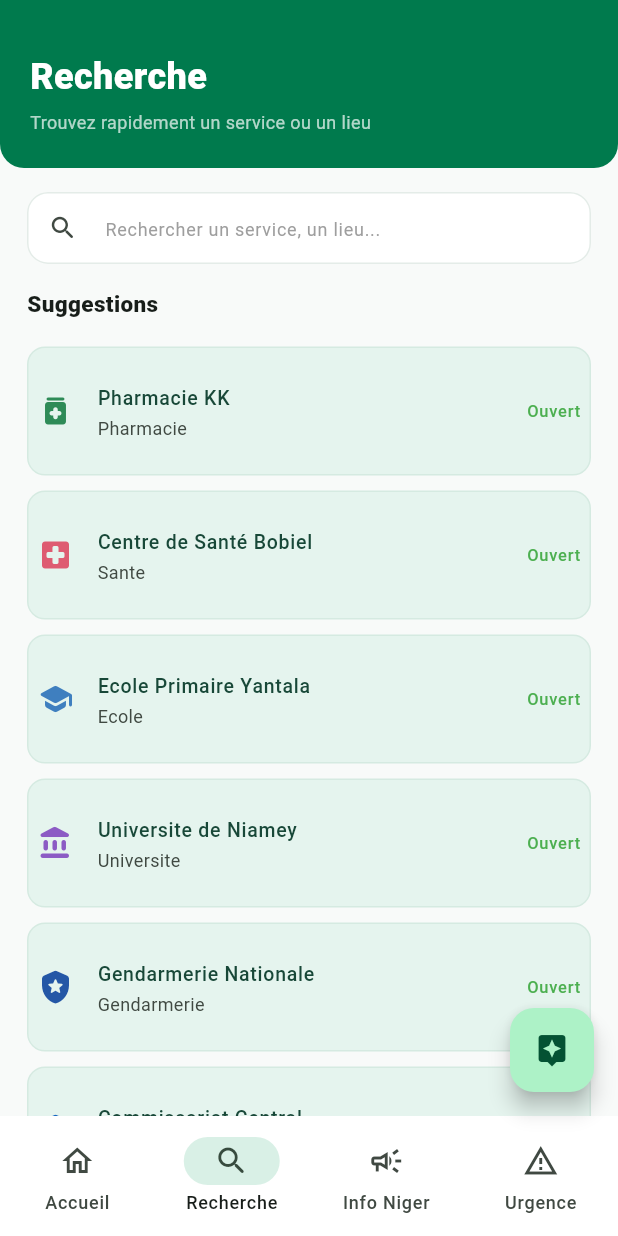
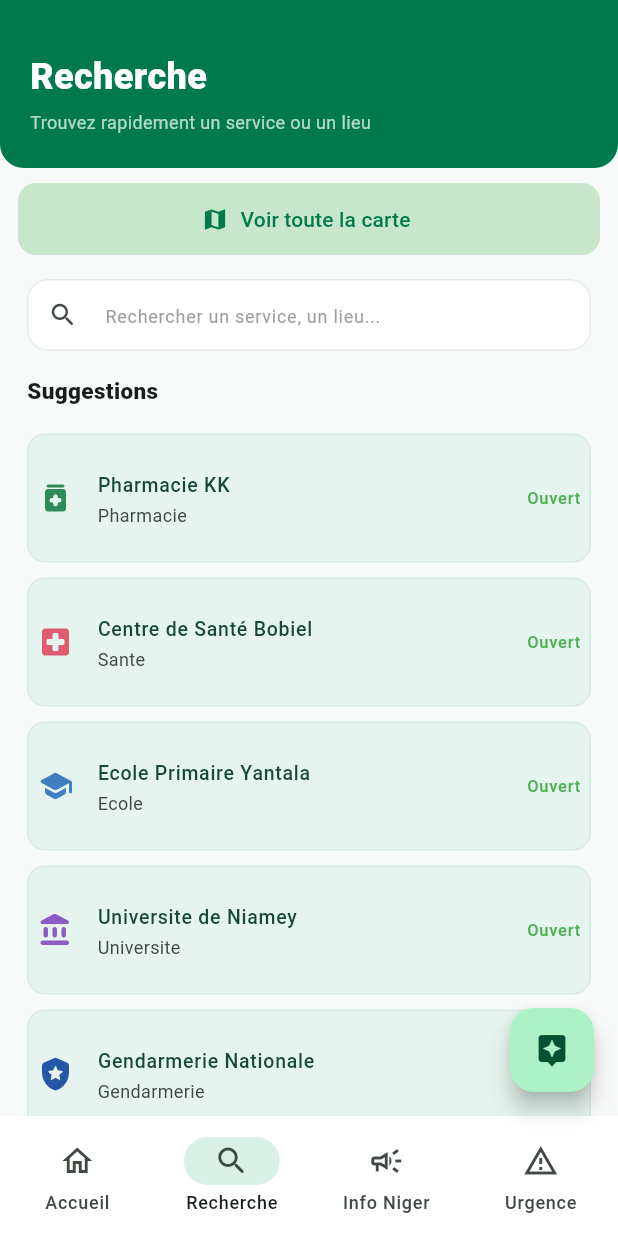
Before and after one commit to Epiphane-code/NigerLink_App, a Flutter app: the screen it shows once a user with an empty profile is signed in, item 2 of the bottom bar chosen, on a phone screen of 412 x 824 dp. Run offline on Flutter 3.47's test engine with Material 3 defaults, Android fonts, the phone set to English and light mode, and no system bars; our stand-ins replace firebase_auth, firebase_core, flutter_map, geocoding, geolocator, latlong2 and 1 more; accounts and stored records are empty.

Commit message:
premier commit

```diff
--- a/lib/models/coordonnee.dart
+++ b/lib/models/coordonnee.dart
@@ -1,12 +1,14 @@
 class CoordonneeLatLnt {
   final int idVal;
   final int addressIdVal;
+  final String addressNomVal;
   final int nomId;
   final String latitude;
   final String longitude;
   CoordonneeLatLnt({
     required this.idVal,
     required this.addressIdVal,
+    required this.addressNomVal,
     required this.nomId,
     required this.latitude,
     required this.longitude,
@@ -15,6 +17,7 @@ class CoordonneeLatLnt {
     return CoordonneeLatLnt(
       idVal: map['idVal'],
       addressIdVal: map['addressIdVal'],
+      addressNomVal: map['addressNomVal'],
       nomId: map['nomId'],
       latitude: map['latitude'],
       longitude: map['longitude'],
@@ -24,6 +27,7 @@ class CoordonneeLatLnt {
   Map<String, dynamic> toMap(){
     return {
       'addressIdVal': addressIdVal,
+      'addressNomVal': addressNomVal,
       'nomId': nomId,
       'latitude': latitude,
       'longitude': longitude
--- a/lib/repositories/coordonnees_repositorie.dart
+++ b/lib/repositories/coordonnees_repositorie.dart
@@ -2,6 +2,7 @@ List<Map<String, dynamic>> coordonnees = [
   {
     'idVal': 1,
     'addressIdVal': 1,
+    'addressNomVal': 'Pharmacie KK',
     'nomId': 1,
     'latitude': '13.56195',
     'longitude': '2.06507',
@@ -9,6 +10,8 @@ List<Map<String, dynamic>> coordonnees = [
   {
     'idVal': 2,
     'addressIdVal': 2,
+    'addressNomVal': 'Centre de Santé Bobiel',
+
     'nomId': 2,
 
     'latitude': '13.54321',
@@ -17,6 +20,7 @@ List<Map<String, dynamic>> coordonnees = [
   {
     'idVal': 3,
     'addressIdVal': 3,
+     'addressNomVal': 'Ecole Primaire Yantala',
     'nomId': 3,
 
     'latitude': '13.52845',
@@ -25,6 +29,7 @@ List<Map<String, dynamic>> coordonnees = [
   {
     'idVal': 4,
     'addressIdVal': 4,
+     'addressNomVal': 'Universite de Niamey',
     'nomId': 4,
 
     'latitude': '13.49231',
@@ -33,6 +38,7 @@ List<Map<String, dynamic>> coordonnees = [
   {
     'idVal': 5,
     'addressIdVal': 5,
+     'addressNomVal':'Gendarmerie Nationale',
     'nomId': 5,
 
     'latitude': '13.51432',
@@ -41,6 +47,7 @@ List<Map<String, dynamic>> coordonnees = [
   {
     'idVal': 6,
     'addressIdVal': 6,
+     'addressNomVal': 'Commissariat Central',
     'nomId': 6,
 
     'latitude': '13.51987',
@@ -49,6 +56,7 @@ List<Map<String, dynamic>> coordonnees = [
   {
     'idVal': 7,
     'addressIdVal': 7,
+     'addressNomVal':'Mairie Centrale de Niamey',
     'nomId': 7,
 
     'latitude': '13.51234',
@@ -57,6 +65,7 @@ List<Map<String, dynamic>> coordonnees = [
   {
     'idVal': 8,
     'addressIdVal': 8,
+     'addressNomVal':  'Banque Nationale',
     'nomId': 8,
 
     'latitude': '13.55321',
@@ -65,6 +74,7 @@ List<Map<String, dynamic>> coordonnees = [
   {
     'idVal': 9,
     'addressIdVal': 9,
+     'addressNomVal':'Hotel Sahel',
     'nomId': 9,
 
     'latitude': '13.50012',
@@ -73,6 +83,7 @@ List<Map<String, dynamic>> coordonnees = [
   {
     'idVal': 10,
     'addressIdVal': 10,
+     'addressNomVal': 'Restaurant La Palmeraie',
     'nomId': 10,
 
     'latitude': '13.48876',
@@ -81,6 +92,7 @@ List<Map<String, dynamic>> coordonnees = [
   {
     'idVal': 11,
     'addressIdVal': 11,
+     'addressNomVal': 'Grand Marche de Zinder',
     'nomId': 11,
 
     'latitude': '13.80654',
@@ -89,6 +101,7 @@ List<Map<String, dynamic>> coordonnees = [
   {
     'idVal': 12,
     'addressIdVal': 12,
+     'addressNomVal':  'Caserne des Sapeurs-Pompiers',
     'nomId': 12,
 
     'latitude': '13.81234',
@@ -97,6 +110,7 @@ List<Map<String, dynamic>> coordonnees = [
   {
     'idVal': 13,
     'addressIdVal': 13,
+     'addressNomVal': 'Centre des Impots',
     'nomId': 13,
 
     'latitude': '14.88876',
@@ -105,6 +119,7 @@ List<Map<String, dynamic>> coordonnees = [
   {
     'idVal': 14,
     'addressIdVal': 14,
+     'addressNomVal': 'Justice',
     'nomId': 14,
 
     'latitude': '14.89543',
@@ -113,6 +128,7 @@ List<Map<String, dynamic>> coordonnees = [
   {
     'idVal': 15,
     'addressIdVal': 15,
+     'addressNomVal':'Orphelinat La Joie',
     'nomId': 15,
 
     'latitude': '13.04987',
@@ -121,6 +137,7 @@ List<Map<String, dynamic>> coordonnees = [
   {
     'idVal': 16,
     'addressIdVal': 16,
+     'addressNomVal': 'Grande Mosquee dAgadez',
     'nomId': 16,
 
     'latitude': '16.97321',
@@ -129,6 +146,7 @@ List<Map<String, dynamic>> coordonnees = [
   {
     'idVal': 17,
     'addressIdVal': 17,
+     'addressNomVal': 'Eglise de Diffa',
     'nomId': 17,
 
     'latitude': '13.31543',
@@ -137,6 +155,7 @@ List<Map<String, dynamic>> coordonnees = [
   {
     'idVal': 18,
     'addressIdVal': 18,
+     'addressNomVal': 'Autogare de Tillaberi',
     'nomId': 18,
 
     'latitude': '13.72876',
@@ -145,6 +164,7 @@ List<Map<String, dynamic>> coordonnees = [
   {
     'idVal': 19,
     'addressIdVal': 19,
+     'addressNomVal': 'Espace Public',
     'nomId': 19,
     'latitude': '11.88432',
     'longitude': '3.44654',
@@ -152,6 +172,7 @@ List<Map<String, dynamic>> coordonnees = [
   {
     'idVal': 20,
     'addressIdVal': 20,
+     'addressNomVal': 'Ministere des Services Publics',
     'nomId': 20,
     'latitude': '13.79543',
     'longitude': '5.25123',
--- a/lib/repositories/services_repositorie.dart
+++ b/lib/repositories/services_repositorie.dart
@@ -20,7 +20,7 @@ List<Map<String, dynamic>> services = [
     'categorieVal': 'Sante',
     'sousCategorieVal': 'Sante',
     'gestionnaireIdVal': 3,
-    'horaire': '8:30-18:00 8:30-18:00 8:30-18:00 8:30-18:00 8:30-18:00 8:30-12:00 close',
+    'horaire': '',
     'nomserviceVal': 'Centre de Santé Bobiel',
     'aproposVal':
         'Centre de santé proposant des services de consultation, de soins et d’orientation médicale.',
@@ -68,7 +68,7 @@ List<Map<String, dynamic>> services = [
     'categorieVal': 'Securite',
     'sousCategorieVal': 'Gendarmerie',
     'gestionnaireIdVal': 2,
-    'horaire': '8:30-18:00 8:30-18:00 8:30-18:00 8:30-18:00 8:30-18:00 8:30-12:00 close',
+    'horaire': '',
     'nomserviceVal': 'Gendarmerie Nationale',
     'aproposVal':
         'Service chargé notamment de la sécurité des personnes et des biens ainsi que du maintien de l’ordre.',
@@ -84,7 +84,7 @@ List<Map<String, dynamic>> services = [
     'categorieVal': 'Securite',
     'sousCategorieVal': 'Commissariat',
     'gestionnaireIdVal': 2,
-    'horaire': '8:30-18:00 8:30-18:00 8:30-18:00 8:30-18:00 8:30-18:00 8:30-12:00 close',
+    'horaire': '',
     'nomserviceVal': 'Commissariat Central',
     'aproposVal':
         'Service de police destiné à accueillir les citoyens et à assurer différentes missions de sécurité publique.',
@@ -132,7 +132,7 @@ List<Map<String, dynamic>> services = [
     'categorieVal': 'Logement',
     'sousCategorieVal': 'Hotel',
     'gestionnaireIdVal': 8,
-    'horaire': '8:30-18:00 8:30-18:00 8:30-18:00 8:30-18:00 8:30-18:00 8:30-12:00 close',
+    'horaire': '',
     'nomserviceVal': 'Hotel Sahel',
     'aproposVal':
         'Hôtel proposant des chambres et des services d’accueil pour les voyageurs et visiteurs.',
@@ -148,7 +148,7 @@ List<Map<String, dynamic>> services = [
     'categorieVal': 'Restauration',
     'sousCategorieVal': 'Restaurant',
     'gestionnaireIdVal': 10,
-    'horaire': '8:30-18:00 8:30-18:00 8:30-18:00 8:30-18:00 8:30-18:00 8:30-12:00 close',
+    'horaire': '8:30-18:00 8:30-18:00 8:30-18:00 8:30-18:00 8:30-18:00 8:30-18:00 8:30-18:00 ',
     'nomserviceVal': 'Restaurant La Palmeraie',
     'aproposVal':
         'Restaurant proposant différents plats et boissons dans un cadre adapté aux repas en famille ou entre amis.',
@@ -164,7 +164,7 @@ List<Map<String, dynamic>> services = [
     'categorieVal': 'Commercial',
     'sousCategorieVal': 'Commercial',
     'gestionnaireIdVal': 4,
-    'horaire': '8:30-18:00 8:30-18:00 8:30-18:00 8:30-18:00 8:30-18:00 8:30-12:00 close',
+    'horaire': '8:30-19:00 8:30-19:00 8:30-19:00 8:30-19:00 8:30-19:00 8:30-19:00 8:30-19:00',
     'nomserviceVal': 'Grand Marche de Zinder',
     'aproposVal':
         'Espace commercial regroupant de nombreux vendeurs et proposant différents produits aux habitants et visiteurs.',
@@ -180,7 +180,7 @@ List<Map<String, dynamic>> services = [
     'categorieVal': 'Securite',
     'sousCategorieVal': 'Sapeurs Pompiers',
     'gestionnaireIdVal': 2,
-    'horaire': '8:30-18:00 8:30-18:00 8:30-18:00 8:30-18:00 8:30-18:00 8:30-12:00 close',
+    'horaire': '',
     'nomserviceVal': 'Caserne des Sapeurs-Pompiers',
     'aproposVal':
         'Service d’intervention d’urgence spécialisé notamment dans la lutte contre les incendies et le secours aux personnes.',
@@ -228,7 +228,7 @@ List<Map<String, dynamic>> services = [
     'categorieVal': 'Humanitaire',
     'sousCategorieVal': 'Orphelinat',
     'gestionnaireIdVal': 9,
-    'horaire': '8:30-18:00 8:30-18:00 8:30-18:00 8:30-18:00 8:30-18:00 8:30-12:00 close',
+    'horaire': '',
     'nomserviceVal': 'Orphelinat La Joie',
     'aproposVal':
         'Structure d’accueil et d’accompagnement destinée à apporter un cadre de vie et un soutien aux enfants vulnérables.',
@@ -244,7 +244,7 @@ List<Map<String, dynamic>> services = [
     'categorieVal': 'Culte et Religion',
     'sousCategorieVal': 'Mosquee',
     'gestionnaireIdVal': 10,
-    'horaire': '8:30-18:00 8:30-18:00 8:30-18:00 8:30-18:00 8:30-18:00 8:30-12:00 close',
+    'horaire': '',
     'nomserviceVal': 'Grande Mosquee dAgadez',
     'aproposVal':
         'Lieu de culte destiné à la prière et aux activités religieuses de la communauté musulmane.',
@@ -260,7 +260,7 @@ List<Map<String, dynamic>> services = [
     'categorieVal': 'Culte et Religion',
     'sousCategorieVal': 'Eglise',
     'gestionnaireIdVal': 9,
-    'horaire': '8:30-18:00 8:30-18:00 8:30-18:00 8:30-18:00 8:30-18:00 8:30-12:00 close',
+    'horaire': '',
     'nomserviceVal': 'Eglise de Diffa',
     'aproposVal':
         'Lieu de culte accueillant les fidèles pour les célébrations et différentes activités religieuses.',
@@ -276,7 +276,7 @@ List<Map<String, dynamic>> services = [
     'categorieVal': 'Transport',
     'sousCategorieVal': 'Voyage',
     'gestionnaireIdVal': 4,
-    'horaire': '8:30-18:00 8:30-18:00 8:30-18:00 8:30-18:00 8:30-18:00 8:30-12:00 close',
+    'horaire': '8:30-18:00 8:30-18:00 8:30-18:00 8:30-18:00 8:30-18:00 8:30-18:00 8:30-18:00 ',
     'nomserviceVal': 'Autogare de Tillaberi',
     'aproposVal':
         'Gare destinée aux voyageurs et aux services de transport reliant différentes localités.',
@@ -292,7 +292,7 @@ List<Map<String, dynamic>> services = [
     'categorieVal': 'Loisirs',
     'sousCategorieVal': 'Espace de loisirs',
     'gestionnaireIdVal': 10,
-    'horaire': '8:30-18:00 8:30-18:00 8:30-18:00 8:30-18:00 8:30-18:00 8:30-12:00 close',
+    'horaire': '',
     'nomserviceVal': 'Espace Public',
     'aproposVal':
         'Espace destiné à la détente, aux rencontres et aux activités de loisirs accessibles au public.',
--- a/lib/views/screens/search_page.dart
+++ b/lib/views/screens/search_page.dart
@@ -3,6 +3,7 @@ import 'package:e_services_niger/controllers/provider_controller.dart';
 import 'package:e_services_niger/controllers/search_controller.dart';
 import 'package:e_services_niger/models/place.dart';
 import 'package:e_services_niger/models/service.dart';
+import 'package:e_services_niger/views/screens/carte_maps.dart';
 import 'package:e_services_niger/views/widgets/app_header.dart';
 import 'package:e_services_niger/views/widgets/search_bar.dart';
 import 'package:e_services_niger/views/widgets/service_card.dart';
@@ -69,6 +70,30 @@ class _SearchPageState extends State<SearchPage> {
             const AppHeader(
               title: 'Recherche',
               subtitle: 'Trouvez rapidement un service ou un lieu',
+            ),
+
+            const SizedBox(height: 10),
+
+            Container(
+              width: double.infinity,
+              margin: EdgeInsets.symmetric(horizontal: 12),
+              decoration: BoxDecoration(
+                color: Colors.green.shade100,
+                borderRadius: BorderRadius.all(Radius.circular(12)),
+              ),
+              child: TextButton.icon(
+                onPressed: () {
+                  Navigator.push(
+                                    context,
+                                    MaterialPageRoute(
+                                      builder: (_) =>
+                                          CarteMaps(),
+                                    ),
+                                  );
+                },
+                icon: Icon(Icons.map),
+                label: Text('Voir toute la carte'),
+              ),
             ),
 
             Padding(
--- a/pubspec.yaml
+++ b/pubspec.yaml
@@ -38,6 +38,8 @@ dependencies:
   geolocator: ^14.0.2
   geocoding: ^4.0.0
   youtube_player_flutter:
+  flutter_map: ^8.2.2
+  latlong2: ^0.9.1
 
 dev_dependencies:
   flutter_test:
```
Also changed, not shown: lib/controllers/data_controller.dart (+10 -0 lines), lib/controllers/localisation_controller.dart (+42 -19 lines), lib/controllers/provider_controller.dart (+15 -6 lines), lib/views/screens/carte_maps.dart (added, +96 -0 lines), lib/views/screens/home_page.dart (+27 -27 lines), lib/views/screens/service_detail_page.dart (+88 -21 lines), lib/views/widgets/carte_coordonnees.dart (added, +95 -0 lines), pubspec.lock, 2 other files.
